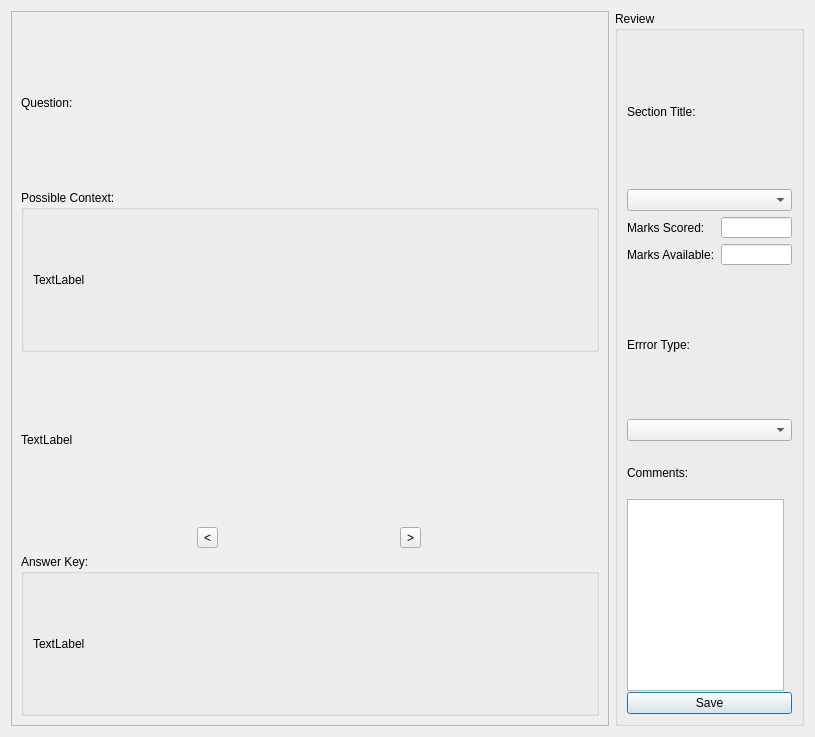
The window that question_answer_viewer.ui (MahanTaps/PyMarkingTool-) describes before a commit, drawn with Qt 5.
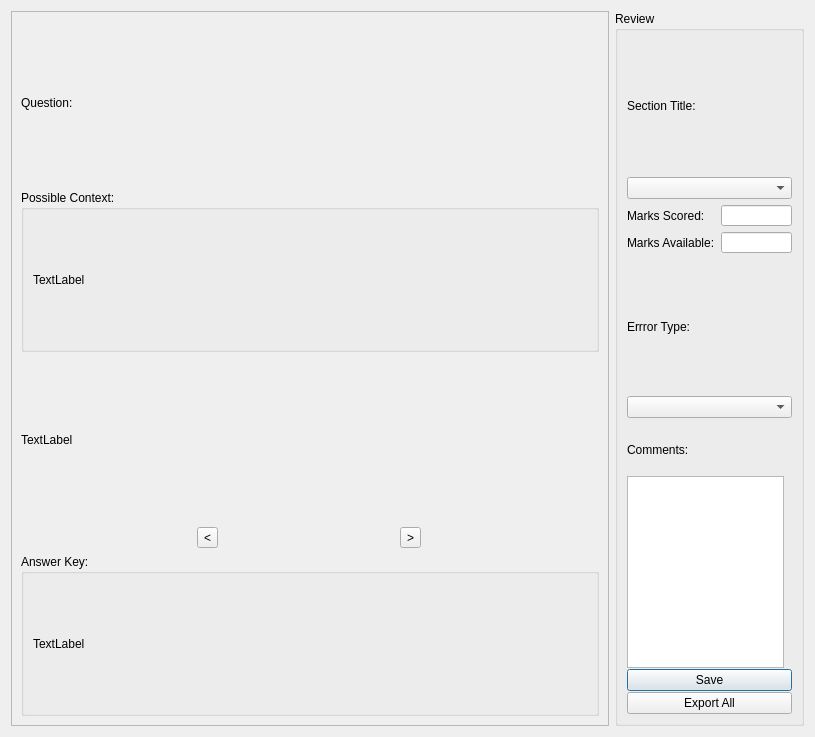
The same window after the commit.

Commit message: feat(ui): add export all button and connect initial signal and slot

What changed in the file:
```diff
--- a/question_answer_viewer.ui
+++ b/question_answer_viewer.ui
@@ -264,6 +264,13 @@
               </property>
              </widget>
             </item>
+            <item>
+             <widget class="QPushButton" name="exportAllButton">
+              <property name="text">
+               <string>Export All</string>
+              </property>
+             </widget>
+            </item>
            </layout>
           </item>
          </layout>
```
The commit also changes 4 other files.
